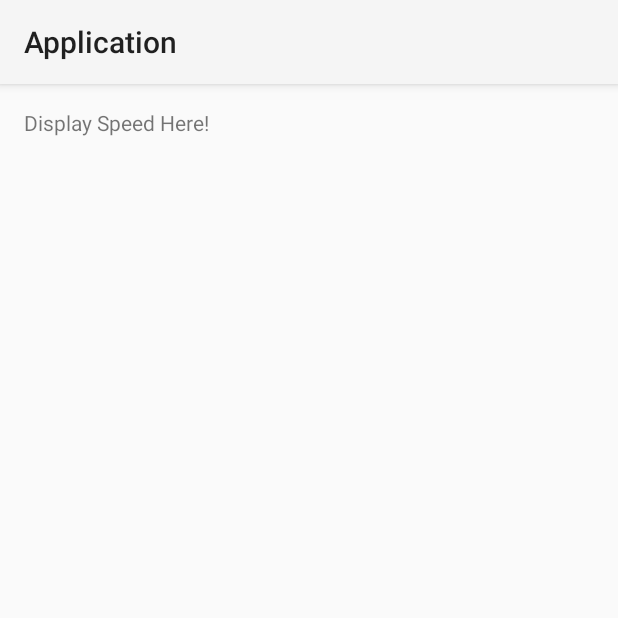
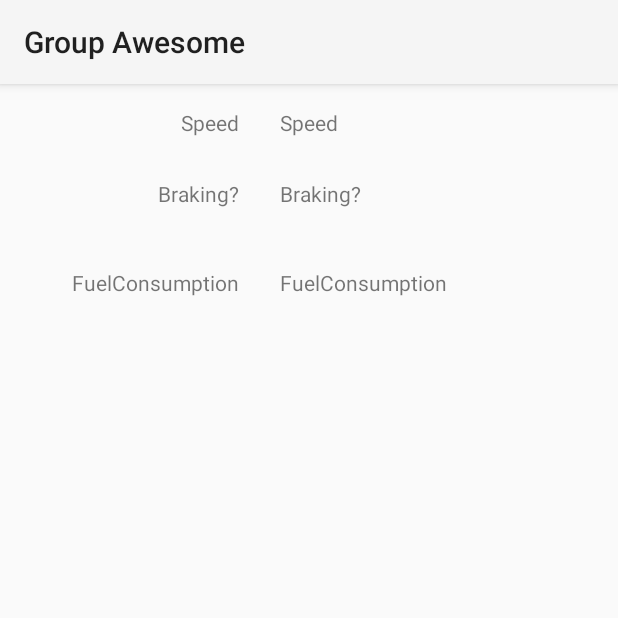
Before and after one commit to doctorgaby/SE-M-Project-2015, an Android app: the screen it shows after launch (AGAExample before the commit, Speed after it), on a phone screen of 412 x 824 dp, the top half of it. Run offline under Robolectric (Android 15) with nearby library versions, the phone set to English and light mode, and no system bars; 1 statement that could not run was skipped.

Commit message:
Moved the brake and the fuel consumption into the same activity as the speed to be able to measure and show all variables at the same time.

```diff
--- a/Application/app/src/main/AndroidManifest.xml
+++ b/Application/app/src/main/AndroidManifest.xml
@@ -10,7 +10,7 @@
         android:label="@string/app_name"
         android:theme="@style/AppTheme" >
         <activity
-            android:name=".AGAExample"
+            android:name=".Speed"
             android:label="@string/app_name" >
             <intent-filter>
                 <action android:name="android.intent.action.MAIN" />
--- a/Application/app/src/main/java/group8/com/application/AGAExample.java
+++ /dev/null
@@ -1,81 +0,0 @@
-package group8.com.application;
-
-import android.app.Activity;
-import android.os.AsyncTask;
-import android.os.Bundle;
-import android.swedspot.automotiveapi.AutomotiveSignal;
-import android.swedspot.automotiveapi.AutomotiveSignalId;
-import android.swedspot.scs.data.SCSFloat;
-import android.widget.TextView;
-
-import com.swedspot.automotiveapi.AutomotiveFactory;
-import com.swedspot.automotiveapi.AutomotiveListener;
-import com.swedspot.vil.distraction.DriverDistractionLevel;
-import com.swedspot.vil.distraction.DriverDistractionListener;
-import com.swedspot.vil.distraction.LightMode;
-import com.swedspot.vil.distraction.StealthMode;
-import com.swedspot.vil.policy.AutomotiveCertificate;
-
-
-public class AGAExample extends Activity {
-
-    private TextView ds;
-
-    @Override
-    protected void onCreate(Bundle savedInstanceState) {
-        super.onCreate(savedInstanceState);
-        setContentView(R.layout.activity_agaexample);
-
-        ds = (TextView) findViewById(R.id.displaySpeed);
-
-        new AsyncTask() {
-
-            @Override
-            protected Object doInBackground(Object[] params) {
-                AutomotiveFactory.createAutomotiveManagerInstance(
-                        new AutomotiveCertificate(new byte[0]),
-                        new AutomotiveListener() { // Listener that observes the Signals
-                            @Override
-                            public void receive(final AutomotiveSignal automotiveSignal) {
-                                ds.post(new Runnable() { // Post the result back to the View/UI thread
-                                    public void run() {
-                                        ds.setText(String.format("%.1f km/h", ((SCSFloat) automotiveSignal.getData()).getFloatValue()));
-                                    }
-                                });
-                            }
-
-                            @Override
-                            public void timeout(int i) {
-                            }
-
-                            @Override
-                            public void notAllowed(int i) {
-                            }
-                        },
-                        new DriverDistractionListener() { // Observe driver distraction level
-                            @Override
-                            public void levelChanged(final DriverDistractionLevel driverDistractionLevel) {
-                                ds.post(new Runnable() { // Post the result back to the View/UI thread
-                                    public void run() {
-                                        ds.setTextSize(driverDistractionLevel.getLevel()*10.0F + 12.0F);
-                                    }
-                                });
-                            }
-
-                            @Override
-                            public void lightModeChanged(LightMode lightMode) {
-                            }
-
-                            @Override
-                            public void stealthModeChanged(StealthMode stealthMode) {
-                            }
-                        }
-                ).register(AutomotiveSignalId.FMS_WHEEL_BASED_SPEED); // Register for the speed signal
-
-                return null;
-            }
-        }.execute();
-
-    }
-
-}
--- a/Application/app/src/main/java/group8/com/application/Brake.java
+++ b/Application/app/src/main/java/group8/com/application/Brake.java
@@ -26,7 +26,7 @@ public class Brake extends Activity {
     @Override
     protected void onCreate(Bundle savedInstanceState) {
         super.onCreate(savedInstanceState);
-        setContentView(R.layout.activity_brake);
+        setContentView(R.layout.main_display);
 
         db = (TextView) findViewById(R.id.displayBrake);
 
@@ -42,7 +42,7 @@ public class Brake extends Activity {
                             @Override
                             public void receive(final AutomotiveSignal automotiveSignal) {
                                 db.post(new Runnable() {
-                                    public void run() {
+                                    public void run() {//ID = 317 for breaking
 
                                         String output;
 
--- a/Application/app/src/main/java/group8/com/application/FuelConsumption.java
+++ b/Application/app/src/main/java/group8/com/application/FuelConsumption.java
@@ -27,7 +27,7 @@ public class FuelConsumption extends Activity {
     @Override
     protected void onCreate(Bundle savedInstanceState) {
         super.onCreate(savedInstanceState);
-        setContentView(R.layout.activity_fuelconsumption);
+        setContentView(R.layout.main_display);
 
         dfc = (TextView) findViewById(R.id.displayFuelConsumption);
 
@@ -44,7 +44,7 @@ public class FuelConsumption extends Activity {
                             public void receive(final AutomotiveSignal automotiveSignal) {
                                 dfc.post(new Runnable() {
                                     public void run() {
-                                        dfc.setText(String.format("%.1f km/L", ((SCSFloat) automotiveSignal.getData()).getFloatValue()));
+                                        //dfc.setText(String.format("%.1f km/L", ((SCSFloat) automotiveSignal.getData()).getFloatValue())); //ID = 323
                                     }
                                 });
                             }
--- /dev/null
+++ b/Application/app/src/main/java/group8/com/application/Speed.java
@@ -0,0 +1,116 @@
+package group8.com.application;
+
+import android.app.Activity;
+import android.os.AsyncTask;
+import android.os.Bundle;
+import android.swedspot.automotiveapi.AutomotiveSignal;
+import android.swedspot.automotiveapi.AutomotiveSignalId;
+import android.swedspot.scs.data.SCSFloat;
+import android.swedspot.scs.data.Uint8;
+import android.widget.TextView;
+
+import com.swedspot.automotiveapi.AutomotiveFactory;
+import com.swedspot.automotiveapi.AutomotiveListener;
+import com.swedspot.vil.distraction.DriverDistractionLevel;
+import com.swedspot.vil.distraction.DriverDistractionListener;
+import com.swedspot.vil.distraction.LightMode;
+import com.swedspot.vil.distraction.StealthMode;
+import com.swedspot.vil.policy.AutomotiveCertificate;
+
+
+public class Speed extends Activity {
+
+    private TextView ds;
+    private TextView dfc;
+    private TextView db;
+
+    @Override
+    protected void onCreate(Bundle savedInstanceState) {
+        super.onCreate(savedInstanceState);
+        setContentView(R.layout.main_display);
+
+        ds = (TextView) findViewById(R.id.displaySpeed);
+        dfc = (TextView) findViewById(R.id.displayFuelConsumption);
+        db = (TextView) findViewById(R.id.displayBrake);
+
+        new AsyncTask() {
+
+            @Override
+            protected Object doInBackground(Object[] params) {
+                AutomotiveFactory.createAutomotiveManagerInstance(
+                        new AutomotiveCertificate(new byte[0]),
+                        new AutomotiveListener() { // Listener that observes the Signals
+                            @Override
+                            public void receive(final AutomotiveSignal automotiveSignal) {
+                                int choice = automotiveSignal.getSignalId();
+                                switch (choice) {
+                                    case 320: //Speed has signalID 320.
+                                        ds.post(new Runnable() { // Post the result back to the View/UI thread
+                                            public void run() {
+                                                ds.setText(String.format("%.1f km/h", ((SCSFloat) automotiveSignal.getData()).getFloatValue()));//ID = 320 for speed
+                                                //ds.setText(Integer.toString(automotiveSignal.getSignalId()));
+                                            }
+                                        });
+                                        break;
+                                    case 323: //Instantaneous fuel economy has signalID 323.
+                                        dfc.post(new Runnable() {
+                                            public void run() {
+                                                dfc.setText(String.format("%.1f km/L", ((SCSFloat) automotiveSignal.getData()).getFloatValue())); //ID = 323
+                                            }
+                                        });
+                                        break;
+                                    case 317: //Brake has signalID 317.
+                                        db.post(new Runnable() {
+                                            public void run() {//ID = 317 for breaking
+
+                                                String output;
+
+                                                if (((Uint8) automotiveSignal.getData()).getIntValue() == 0) // If the brake is in a "Released" state.
+                                                    output = "No!";
+                                                else
+                                                    output = "Yes!";
+
+                                                db.setText(output);
+                                            }
+                                        });
+                                        break;
+                                    default:
+                                        break;
+                                }
+                            }
+
+                            @Override
+                            public void timeout(int i) {
+                            }
+
+                            @Override
+                            public void notAllowed(int i) {
+                            }
+                        },
+                        new DriverDistractionListener() { // Observe driver distraction level
+                            @Override
+                            public void levelChanged(final DriverDistractionLevel driverDistractionLevel) {
+                                ds.post(new Runnable() { // Post the result back to the View/UI thread
+                                    public void run() {
+                                        ds.setTextSize(driverDistractionLevel.getLevel()*10.0F + 12.0F);
+                                    }
+                                });
+                            }
+
+                            @Override
+                            public void lightModeChanged(LightMode lightMode) {
+                            }
+
+                            @Override
+                            public void stealthModeChanged(StealthMode stealthMode) {
+                            }
+                        }
+                ).register(AutomotiveSignalId.FMS_INSTANTANEOUS_FUEL_ECONOMY, AutomotiveSignalId.FMS_WHEEL_BASED_SPEED, AutomotiveSignalId.FMS_BRAKE_SWITCH); // Register for the speed signal
+
+                return null;
+            }
+        }.execute();
+
+    }
+
+}
--- a/Application/app/src/main/res/layout/activity_agaexample.xml
+++ /dev/null
@@ -1,12 +0,0 @@
-<RelativeLayout xmlns:android="http://schemas.android.com/apk/res/android"
-    xmlns:tools="http://schemas.android.com/tools" android:layout_width="match_parent"
-    android:layout_height="match_parent" android:paddingLeft="@dimen/activity_horizontal_margin"
-    android:paddingRight="@dimen/activity_horizontal_margin"
-    android:paddingTop="@dimen/activity_vertical_margin"
-    android:paddingBottom="@dimen/activity_vertical_margin" tools:context=".AGAExample">
-
-    <TextView android:text="Display Speed Here!" android:layout_width="wrap_content"
-        android:layout_height="wrap_content"
-        android:id="@+id/displaySpeed" />
-
-</RelativeLayout>
--- /dev/null
+++ b/Application/app/src/main/res/layout/main_display.xml
@@ -0,0 +1,59 @@
+<RelativeLayout xmlns:android="http://schemas.android.com/apk/res/android"
+    xmlns:tools="http://schemas.android.com/tools" android:layout_width="match_parent"
+    android:layout_height="match_parent" android:paddingLeft="@dimen/activity_horizontal_margin"
+    android:paddingRight="@dimen/activity_horizontal_margin"
+    android:paddingTop="@dimen/activity_vertical_margin"
+    android:paddingBottom="@dimen/activity_vertical_margin" tools:context=".Speed, .Brake, .FuelConsumption">
+
+    <TextView
+        android:text="Speed"
+        android:layout_width="wrap_content"
+        android:layout_height="wrap_content"
+        android:id="@+id/displaySpeed"
+        android:layout_alignParentTop="true"
+        android:layout_centerHorizontal="true" />
+
+    <TextView
+        android:layout_width="wrap_content"
+        android:layout_height="wrap_content"
+        android:id="@+id/displayFuelConsumption"
+        android:text="FuelConsumption"
+        android:layout_marginTop="40dp"
+        android:layout_below="@+id/displayBrake"
+        android:layout_alignStart="@+id/displayBrake" />
+
+    <TextView
+        android:layout_width="wrap_content"
+        android:layout_height="wrap_content"
+        android:id="@+id/displayBrake"
+        android:text="Braking?"
+        android:layout_marginTop="28dp"
+        android:layout_below="@+id/displaySpeed"
+        android:layout_alignStart="@+id/displaySpeed" />
+
+    <TextView
+        android:text="Speed"
+        android:layout_width="wrap_content"
+        android:layout_height="wrap_content"
+        android:id="@+id/labelSpeed"
+        android:layout_above="@+id/displayBrake"
+        android:layout_toStartOf="@+id/displaySpeed"
+        android:layout_marginEnd="27dp" />
+
+    <TextView
+        android:layout_width="wrap_content"
+        android:layout_height="wrap_content"
+        android:id="@+id/labelBreak"
+        android:text="Braking?"
+        android:layout_alignTop="@+id/displayBrake"
+        android:layout_alignEnd="@+id/labelSpeed" />
+
+    <TextView
+        android:layout_width="wrap_content"
+        android:layout_height="wrap_content"
+        android:id="@+id/labelFuelConsumption"
+        android:text="FuelConsumption"
+        android:layout_alignTop="@+id/displayFuelConsumption"
+        android:layout_alignEnd="@+id/labelBreak" />
+
+</RelativeLayout>
--- a/Application/app/src/main/res/values/strings.xml
+++ b/Application/app/src/main/res/values/strings.xml
@@ -1,7 +1,7 @@
 <?xml version="1.0" encoding="utf-8"?>
 <resources>
 
-    <string name="app_name">Application</string>
+    <string name="app_name">Group Awesome</string>
     <string name="action_settings">Settings</string>
 
 </resources>
```
Also changed, not shown: 1 other file.
